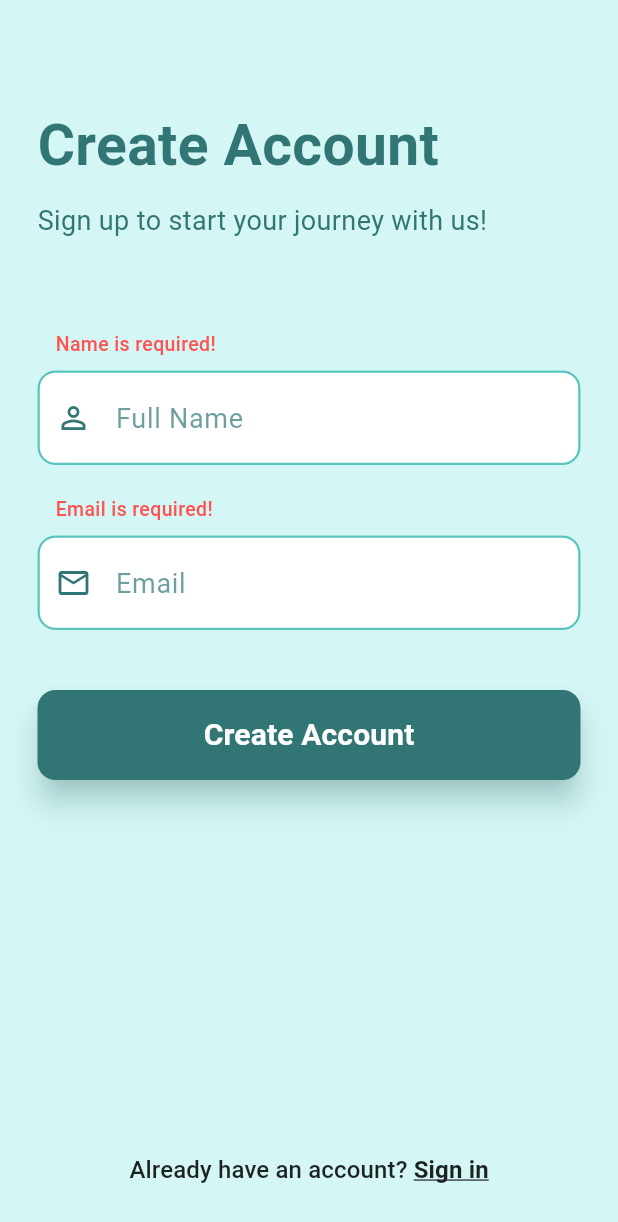
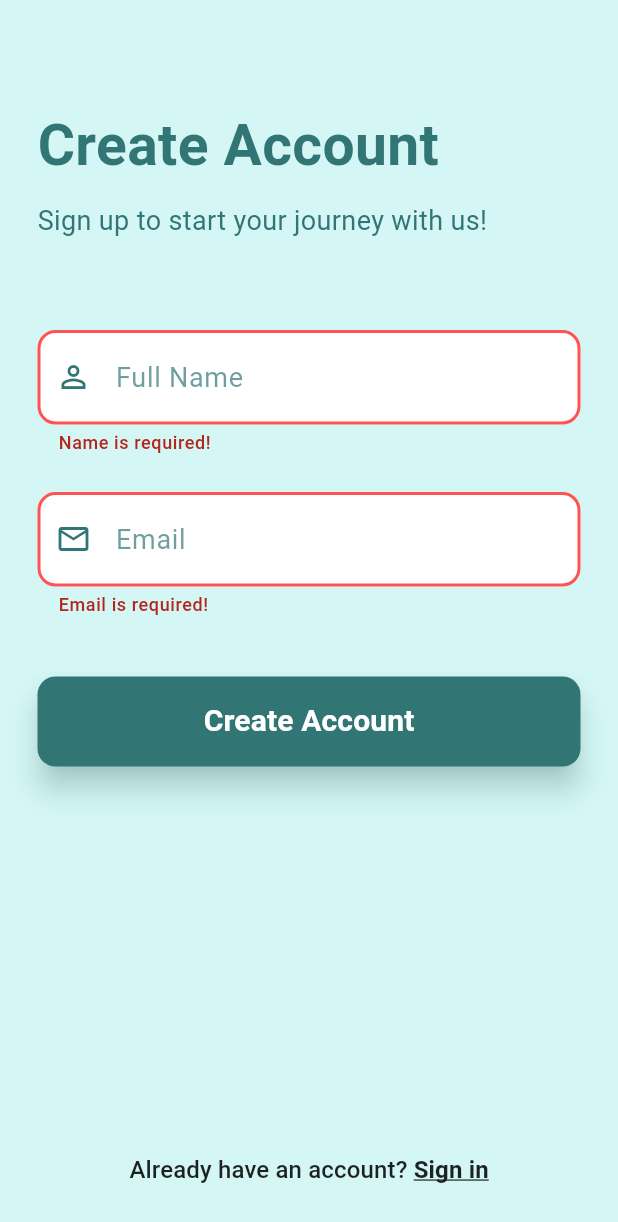
Before and after one commit to kyawnaing19/shweeshaungDaily, a Flutter app: the RegisterPage screen opened directly, after a tap on "Create Account", on a phone screen of 412 x 824 dp. Shown: the top 1222 px of the screen. Run offline on Flutter 3.47's test engine with Material 3 defaults, Android fonts, the light colour scheme and no system bars; our stand-ins replace audioplayers, cross_file, curved_navigation_bar, dotted_border, dropdown_button2, flutter_svg and 6 more; missing offline and left inert: flutter_quill, record, webview_flutter_android, webview_flutter_wkwebview; accounts and stored records are empty.

Commit message:
latest update on 19 july

```diff
--- a/lib/views/signReg/register.dart
+++ b/lib/views/signReg/register.dart
@@ -17,76 +17,89 @@ class _RegisterPageState extends State<RegisterPage> {
   final TextEditingController _nameController = TextEditingController();
   final TextEditingController _emailController = TextEditingController();
   final GlobalKey<FormState> _formKey = GlobalKey<FormState>();
-
-  String? _emailError;
-  String? _nameError;
-  Timer? _errorTimer;
   bool _isRegistering = false;
-
-  @override
-  void initState() {
-    super.initState();
-  }
 
   @override
   void dispose() {
     _emailController.dispose();
     _nameController.dispose();
-    _errorTimer?.cancel();
     super.dispose();
   }
 
-  void _setEmailError(String? message) {
+  /// This is the primary function for handling registration.
+  /// It now uses the Form key to validate input and has a single loading state.
+  void _onSignUp() async {
+    // 1. Validate the form. If it's not valid, the function stops.
+    if (!_formKey.currentState!.validate()) {
+      return;
+    }
+
+    // Unfocus any active text fields
+    FocusScope.of(context).unfocus();
+
     setState(() {
-      _emailError = message;
+      _isRegistering = true;
     });
 
-    if (message != null) {
-      _errorTimer?.cancel();
-      _errorTimer = Timer(const Duration(seconds: 2), () {
+    String name = _nameController.text.trim();
+    String email = _emailController.text.trim();
+
+    // Update ViewModels
+    Provider.of<RegistratinViewModel>(
+      context,
+      listen: false,
+    ).updateNameEmail(name, email);
+    final authViewModel = Provider.of<AuthViewModel>(context, listen: false);
+
+    try {
+      // 2. Attempt to register. We assume `registerEmail` throws an
+      // exception on failure, which we can catch.
+      await authViewModel.registerEmail(email, name);
+
+      // 3. On success, navigate to the verification page.
+      if (mounted) {
+        Navigator.pushReplacement(context, _createSlideRoute());
+      }
+    } catch (e) {
+      // 4. Handle specific errors
+      String errorMessage = 'Registration failed. Please try again.';
+      // NOTE: Adjust 'EMAIL_ALREADY_IN_USE' to the actual error code or
+      // message provided by your backend/authentication service (e.g., Firebase).
+      if (e.toString().contains('EMAIL_ALREADY_IN_USE')) {
+        errorMessage = 'This email is already registered. Please Sign In.';
+      }
+
+      if (mounted) {
+        ScaffoldMessenger.of(context).showSnackBar(
+          SnackBar(
+            content: Text(errorMessage),
+            backgroundColor: Colors.redAccent,
+          ),
+        );
+      }
+    } finally {
+      // 5. Always turn off the loading indicator when done.
       if (mounted) {
         setState(() {
-            _emailError = null;
-          });
-        }
+          _isRegistering = false;
         });
       }
     }
-
-  void _setNameError(String? message) {
-    setState(() {
-      _nameError = message;
-    });
-
-    if (message != null) {
-      _errorTimer?.cancel();
-      _errorTimer = Timer(const Duration(seconds: 2), () {
-        if (mounted) {
-          setState(() {
-            _nameError = null;
-          });
-        }
-      });
-    }
   }
 
-  // Modified _createSlideRoute to navigate to VerifyEmailPage
+  // Navigation route remains the same
   PageRouteBuilder _createSlideRoute() {
     return PageRouteBuilder(
       pageBuilder:
-          (context, animation, secondaryAnimation) =>
-              const VerifyEmailPage(), // Changed to VerifyEmailPage()
+          (context, animation, secondaryAnimation) => const VerifyEmailPage(),
       transitionsBuilder: (context, animation, secondaryAnimation, child) {
-        const begin = Offset(1.0, 0.0); // Starts from the right
-        const end = Offset.zero; // Ends at the center
-        const curve =
-            Curves.easeOutCubic; // Smooth acceleration and deceleration
-
+        const begin = Offset(1.0, 0.0);
+        const end = Offset.zero;
+        const curve = Curves.easeOutCubic;
         var tween = Tween(
           begin: begin,
           end: end,
         ).chain(CurveTween(curve: curve));
-
         return SlideTransition(position: animation.drive(tween), child: child);
       },
       transitionDuration: const Duration(milliseconds: 700),
@@ -94,87 +107,33 @@ class _RegisterPageState extends State<RegisterPage> {
     );
   }
 
-  void _onSignUp() async {
-    FocusScope.of(context).unfocus();
+  // Define the custom slide route for navigation
+  PageRouteBuilder _createSigninSlideRoute(Widget page) {
+    return PageRouteBuilder(
+      pageBuilder: (context, animation, secondaryAnimation) => page,
+      transitionsBuilder: (context, animation, secondaryAnimation, child) {
+        // Define the offset for the slide transition.
+        // From Offset(1.0, 0.0) means the page starts completely off-screen to the right.
+        // To Offset(0.0, 0.0) means the page ends at its normal position.
+        const begin = Offset(1.0, 0.0); // Starts from the right
+        const end = Offset.zero; // Ends at the center
 
-    String email = _emailController.text.trim();
-    String name = _nameController.text.trim();
+        // Define the curve for the animation (e.g., easeOutCubic for a smooth feel).
+        const curve =
+            Curves.easeOutCubic; // Smooth acceleration and deceleration
 
-    _setEmailError(null);
-    _setNameError(null);
+        // Create a Tween for the offset.
+        var tween = Tween(
+          begin: begin,
+          end: end,
+        ).chain(CurveTween(curve: curve));
 
-    bool hasError = false;
-    if (name.isEmpty) {
-      _setNameError('Name is required!');
-      hasError = true;
-    }
-    if (email.isEmpty) {
-      _setEmailError('Email is required!');
-      hasError = true;
-    } else if (!RegExp(r'^[\w-\.]+@[\w-]+\.edu\.mm$').hasMatch(email)) {
-      _setEmailError('Edu mail only!');
-      hasError = true;
-    }
-
-    if (hasError) {
-      return;
-    }
-
-    Provider.of<RegistratinViewModel>(
-      context,
-      listen: false,
-    ).updateNameEmail(name, email);
-
-    setState(() {
-      _isRegistering = true;
-    });
-
-    final authViewModel = Provider.of<AuthViewModel>(context, listen: false);
-
-    ScaffoldMessenger.of(context).showSnackBar(
-      SnackBar(
-        content: Row(
-          children: [
-            const CircularProgressIndicator(color: Colors.white),
-            const SizedBox(width: 16),
-            Text(
-              'Registering $name...',
-              style: const TextStyle(color: Colors.white),
-            ),
-          ],
-        ),
-        backgroundColor: const Color(0xFF317575),
-        duration: const Duration(minutes: 1),
-      ),
+        // Use SlideTransition to apply the animation to the child page.
+        return SlideTransition(position: animation.drive(tween), child: child);
+      },
+      transitionDuration: const Duration(milliseconds: 700),
+      reverseTransitionDuration: const Duration(milliseconds: 500),
     );
-
-    bool success = false;
-    try {
-      success = await authViewModel.registerEmail(email, name);
-    } catch (e) {
-      success = false;
-      print('Registration error: $e');
-    } finally {
-      ScaffoldMessenger.of(context).hideCurrentSnackBar();
-      setState(() {
-        _isRegistering = false;
-      });
-    }
-
-    if (success) {
-      // Use the custom slide transition
-      Navigator.pushReplacement(
-        context,
-        _createSlideRoute(), // Call the function to get the PageRouteBuilder
-      );
-    } else {
-      ScaffoldMessenger.of(context).showSnackBar(
-        const SnackBar(
-          content: Text('Registration failed. Please try again.'),
-          backgroundColor: Colors.redAccent,
-        ),
-      );
-    }
   }
 
   @override
@@ -191,8 +150,11 @@ class _RegisterPageState extends State<RegisterPage> {
                   horizontal: 25.0,
                   vertical: 40.0,
                 ),
+                // The Form widget now wraps the input fields
                 child: Form(
                   key: _formKey,
+                  // This enables validation as the user types
+                  autovalidateMode: AutovalidateMode.onUserInteraction,
                   child: Column(
                     crossAxisAlignment: CrossAxisAlignment.start,
                     children: <Widget>[
@@ -216,40 +178,38 @@ class _RegisterPageState extends State<RegisterPage> {
                       ),
                       const SizedBox(height: 60),
 
-                      /// Name Input Field
-                      _buildErrorText(_nameError),
+                      /// Name Input Field with validator
                       _buildModernInputField(
                         controller: _nameController,
                         hintText: 'Full Name',
                         icon: Icons.person_outline,
                         keyboardType: TextInputType.name,
-                        onChanged: (value) {
-                          if (value.isEmpty) {
-                            _setNameError('Name is required!');
-                          } else {
-                            _setNameError(null);
+                        validator: (value) {
+                          if (value == null || value.isEmpty) {
+                            return 'Name is required!';
                           }
+                          return null;
                         },
                       ),
-                      const SizedBox(height: 20),
+                      const SizedBox(height: 25),
 
-                      /// Email Input Field
-                      _buildErrorText(_emailError),
+                      /// Email Input Field with validator
                       _buildModernInputField(
                         controller: _emailController,
                         hintText: 'Email',
                         icon: Icons.mail_outline,
                         keyboardType: TextInputType.emailAddress,
-                        onChanged: (value) {
-                          if (value.isEmpty) {
-                            _setEmailError('Email is required!');
-                          } else if (!RegExp(
+                        validator: (value) {
+                          if (value == null || value.isEmpty) {
+                            return 'Email is required!';
+                          }
+                          // Regex for edu mail
+                          if (!RegExp(
                             r'^[\w-\.]+@[\w-]+\.edu\.mm$',
                           ).hasMatch(value)) {
-                            _setEmailError('Edu mail only!');
-                          } else {
-                            _setEmailError(null);
+                            return 'A valid .edu.mm email is required!';
                           }
+                          return null;
                         },
                       ),
                       const SizedBox(height: 40),
@@ -275,9 +235,9 @@ class _RegisterPageState extends State<RegisterPage> {
                         : () {
                          Navigator.push(
                     context,
-                            MaterialPageRoute(
-                              builder: (context) => const SignInPage(),
-                            ),
+                    _createSigninSlideRoute(
+                      const SignInPage(),
+                    ), // Use the custom route
                   );
                         },
                 style: TextButton.styleFrom(
@@ -307,16 +267,18 @@ class _RegisterPageState extends State<RegisterPage> {
     );
   }
 
+  /// Updated to accept and use a validator function.
   Widget _buildModernInputField({
     required TextEditingController controller,
     required String hintText,
     required IconData icon,
     required TextInputType keyboardType,
-    required ValueChanged<String> onChanged,
+    required String? Function(String?) validator,
   }) {
     return TextFormField(
       controller: controller,
       keyboardType: keyboardType,
+      validator: validator, // Use the validator here
       decoration: InputDecoration(
         hintText: hintText,
         hintStyle: TextStyle(color: const Color(0xFF317575).withOpacity(0.7)),
@@ -347,13 +309,15 @@ class _RegisterPageState extends State<RegisterPage> {
           borderRadius: BorderRadius.circular(12),
           borderSide: const BorderSide(color: Colors.red, width: 2.5),
         ),
+        // The error text style is handled by the theme, but you can customize it
+        errorStyle: const TextStyle(fontWeight: FontWeight.w500),
       ),
       style: const TextStyle(color: Color(0xFF317575), fontSize: 18),
       cursorColor: const Color(0xFF317575),
-      onChanged: onChanged,
     );
   }
 
+  // This widget remains the same
   Widget _buildModernRegisterButton({
     required VoidCallback? onPressed,
     required bool isRegistering,
@@ -386,22 +350,4 @@ class _RegisterPageState extends State<RegisterPage> {
               ),
     );
   }
-
-  Widget _buildErrorText(String? error) {
-    return AnimatedOpacity(
-      opacity: error == null ? 0.0 : 1.0,
-      duration: const Duration(milliseconds: 300),
-      child: Padding(
-        padding: const EdgeInsets.only(left: 12.0, bottom: 8.0),
-        child: Text(
-          error ?? '',
-          style: const TextStyle(
-            color: Colors.redAccent,
-            fontSize: 13,
-            fontWeight: FontWeight.w500,
-          ),
-        ),
-      ),
-    );
 }
-}
```
Also changed, not shown: lib/views/signReg/StudentInfo.dart (+35 -3 lines), lib/views/signReg/createpassword.dart (+5 -5 lines), lib/views/signReg/landing.dart (+8 -6 lines), lib/views/signReg/login.dart (+34 -6 lines). Lines whose indentation alone changed are shown as unchanged.
